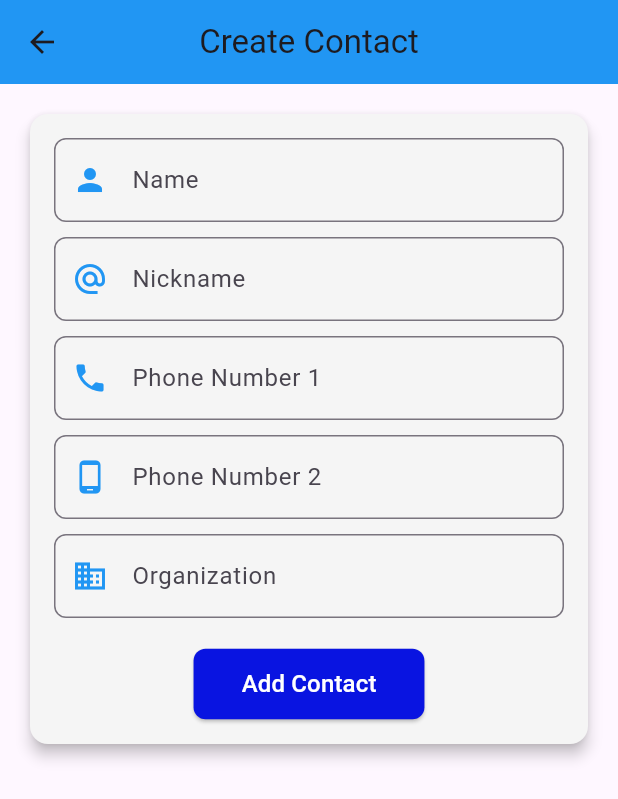
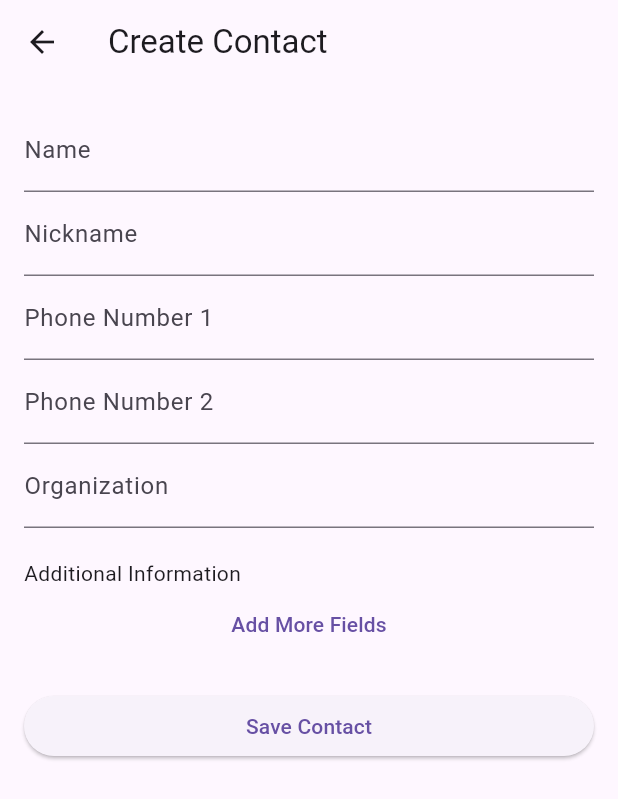
Before and after one commit to amoghprasant/apptodo, a Flutter app: the screen it shows after launch, after a tap on the "add" icon, on a phone screen of 412 x 824 dp. Shown: the top 799 px of the screen. Run offline on Flutter 3.47's test engine with Material 3 defaults, Android fonts, the phone set to English and light mode, and no system bars; our stand-ins replace sqflite; accounts and stored records are empty.

Commit message:
adeed additional info

```diff
--- a/lib/main.dart
+++ b/lib/main.dart
@@ -8,20 +8,40 @@ void main() async {
   WidgetsFlutterBinding.ensureInitialized();
 
   // Open the database
-  final database = await openDatabase(
-    join(await getDatabasesPath(), 'contacts.db'),
-    onCreate: (db, version) {
-      // Create the contacts table
-      return db.execute(
-        'CREATE TABLE contact(id INTEGER PRIMARY KEY, name TEXT, nickname TEXT, phone1 TEXT, phone2 TEXT, organization TEXT)',
-      );
-    },
-    version: 1,
-  );
-
+  final Database database = await initializeDatabase();
   final contactRepository = ContactEntityRepository(database: database);
 
   runApp(MyApp(contactRepository: contactRepository));
+}
+
+// Function to initialize the database
+Future<Database> initializeDatabase() async {
+  String path = join(await getDatabasesPath(), 'your_database_name.db');
+
+  return await openDatabase(
+    path,
+    version: 2, // Increment the version number
+    onCreate: (db, version) {
+      return db.execute(
+        '''
+        CREATE TABLE contact(
+          id INTEGER PRIMARY KEY AUTOINCREMENT,
+          name TEXT,
+          phone1 TEXT,
+          phone2 TEXT,
+          nickname TEXT,
+          organization TEXT,
+          additionalInfo TEXT
+        )
+        ''',
+      );
+    },
+    onUpgrade: (db, oldVersion, newVersion) async {
+      if (oldVersion < 2) {
+        await db.execute('ALTER TABLE contact ADD COLUMN additionalInfo TEXT');
+      }
+    },
+  );
 }
 
 class MyApp extends StatelessWidget {
--- a/lib/model/contacts_model.dart
+++ b/lib/model/contacts_model.dart
@@ -1,14 +1,15 @@
+import 'dart:convert';
+
 import 'package:sqliteproj/database/repository.dart';
 
 class Contact extends BaseEntity {
-  @override
-  int? id; // Make id field available
-
-  String name;
-  String phone1;
-  String phone2;
-  String nickname;
-  String organization;
+  late int? id;
+  final String name;
+  final String phone1;
+  final String phone2;
+  final String nickname;
+  final String organization;
+  Map<String, String> additionalInfo; // Dynamic fields
 
   Contact({
     this.id,
@@ -17,9 +18,23 @@ class Contact extends BaseEntity {
     required this.phone2,
     required this.nickname,
     required this.organization,
-  });
+    Map<String, String>? additionalInfo,
+  }) : additionalInfo = additionalInfo ?? {};
 
-  // Convert a Contact object to a Map for database operations
+  // Create a Contact object from a Map
+  factory Contact.fromMap(Map<String, dynamic> map) {
+    return Contact(
+      id: map['id'],
+      name: map['name'] as String,
+      phone1: map['phone1'] as String,
+      phone2: map['phone2'] as String,
+      nickname: map['nickname'] as String,
+      organization: map['organization'] as String,
+      additionalInfo: _decodeAdditionalInfo(map['additionalInfo']),
+    );
+  }
+
+  // Convert a Contact object to a Map
   Map<String, dynamic> toMap() {
     return {
       'id': id,
@@ -28,18 +43,22 @@ class Contact extends BaseEntity {
       'phone2': phone2,
       'nickname': nickname,
       'organization': organization,
+      'additionalInfo': jsonEncode(additionalInfo),
     };
   }
 
-  // Create a Contact object from a Map
-  factory Contact.fromMap(Map<String, dynamic> map) {
-    return Contact(
-      id: map['id'] as int?,
-      name: map['name'] as String,
-      phone1: map['phone1'] as String,
-      phone2: map['phone2'] as String,
-      nickname: map['nickname'] as String,
-      organization: map['organization'] as String,
-    );
+  // Helper method to decode additionalInfo safely
+  static Map<String, String> _decodeAdditionalInfo(dynamic additionalInfo) {
+    if (additionalInfo is String) {
+      // Decode the JSON string
+      final decodedMap = jsonDecode(additionalInfo) as Map<String, dynamic>;
+      // Convert to Map<String, String>
+      return decodedMap.map((key, value) => MapEntry(key, value.toString()));
+    } else if (additionalInfo is Map<String, dynamic>) {
+      // Convert to Map<String, String>
+      return additionalInfo
+          .map((key, value) => MapEntry(key, value.toString()));
+    }
+    return {}; // Return an empty map if additionalInfo is not a valid type
   }
 }
--- a/lib/screen/contactsHomepage.dart
+++ b/lib/screen/contactsHomepage.dart
@@ -1,5 +1,6 @@
 import 'package:flutter/material.dart';
 import 'package:sqliteproj/model/contacts_model.dart';
+
 import 'package:sqliteproj/screen/contactProfilepage.dart';
 import 'package:sqliteproj/screen/createcontact.dart';
 import 'package:sqliteproj/database/repository.dart';
@@ -172,3 +173,4 @@ class _ContactsHomePageState extends State<ContactsHomePage> {
     );
   }
 }
+//instead of map
--- a/lib/screen/createcontact.dart
+++ b/lib/screen/createcontact.dart
@@ -2,182 +2,130 @@ import 'package:flutter/material.dart';
 import 'package:sqliteproj/model/contacts_model.dart';
 import 'package:sqliteproj/database/repository.dart';
 
-class CreateContactPage extends StatelessWidget {
+class CreateContactPage extends StatefulWidget {
   final ContactEntityRepository contactRepository;
-  final TextEditingController nameController = TextEditingController();
-  final TextEditingController nicknameController = TextEditingController();
-  final TextEditingController phone1Controller = TextEditingController();
-  final TextEditingController phone2Controller = TextEditingController();
-  final TextEditingController organizationController = TextEditingController();
 
   CreateContactPage({required this.contactRepository});
+
+  @override
+  _CreateContactPageState createState() => _CreateContactPageState();
+}
+
+class _CreateContactPageState extends State<CreateContactPage> {
+  final _formKey = GlobalKey<FormState>();
+  TextEditingController _nameController = TextEditingController();
+  TextEditingController _nicknameController = TextEditingController();
+  TextEditingController _phone1Controller = TextEditingController();
+  TextEditingController _phone2Controller = TextEditingController();
+  TextEditingController _organizationController = TextEditingController();
+
+  List<Map<String, TextEditingController>> _additionalFields = [];
+
+  void _addAdditionalField() {
+    setState(() {
+      _additionalFields.add({
+        'key': TextEditingController(),
+        'value': TextEditingController(),
+      });
+    });
+  }
+
+  Future<void> _saveContact() async {
+    if (_formKey.currentState!.validate()) {
+      Map<String, String> additionalInfo = {};
+      for (var field in _additionalFields) {
+        String key = field['key']!.text;
+        String value = field['value']!.text;
+        if (key.isNotEmpty && value.isNotEmpty) {
+          additionalInfo[key] = value;
+        }
+      }
+
+      Contact newContact = Contact(
+        name: _nameController.text,
+        nickname: _nicknameController.text,
+        phone1: _phone1Controller.text,
+        phone2: _phone2Controller.text,
+        organization: _organizationController.text,
+        additionalInfo: additionalInfo,
+      );
+
+      await widget.contactRepository.create(newContact);
+      Navigator.pop(context, newContact.toMap());
+    }
+  }
 
   @override
   Widget build(BuildContext context) {
     return Scaffold(
       appBar: AppBar(
         title: Text('Create Contact'),
-        centerTitle: true,
-        backgroundColor: Colors.blue, // Custom app bar color
       ),
-      body: SingleChildScrollView(
+      body: Padding(
         padding: const EdgeInsets.all(16.0),
-        child: Card(
-          shape: RoundedRectangleBorder(
-            borderRadius: BorderRadius.circular(12.0),
+        child: Form(
+          key: _formKey,
+          child: ListView(
+            children: [
+              TextFormField(
+                controller: _nameController,
+                decoration: InputDecoration(labelText: 'Name'),
+                validator: (value) => value!.isEmpty ? 'Enter name' : null,
               ),
-          color: Colors.grey[100], // Light background color for the card
-          elevation: 4,
-          child: Padding(
-            padding: const EdgeInsets.all(16.0),
-            child: Column(
-              children: [
-                _buildTextField(
-                  controller: nameController,
-                  labelText: 'Name',
-                  icon: Icons.person,
+              TextFormField(
+                controller: _nicknameController,
+                decoration: InputDecoration(labelText: 'Nickname'),
               ),
-                SizedBox(height: 10),
-                _buildTextField(
-                  controller: nicknameController,
-                  labelText: 'Nickname',
-                  icon: Icons.alternate_email,
+              TextFormField(
+                controller: _phone1Controller,
+                decoration: InputDecoration(labelText: 'Phone Number 1'),
+                keyboardType: TextInputType.phone,
+                validator: (value) =>
+                    value!.isEmpty ? 'Enter phone number' : null,
               ),
-                SizedBox(height: 10),
-                _buildTextField(
-                  controller: phone1Controller,
-                  labelText: 'Phone Number 1',
-                  icon: Icons.phone,
+              TextFormField(
+                controller: _phone2Controller,
+                decoration: InputDecoration(labelText: 'Phone Number 2'),
                 keyboardType: TextInputType.phone,
               ),
-                SizedBox(height: 10),
-                _buildTextField(
-                  controller: phone2Controller,
-                  labelText: 'Phone Number 2',
-                  icon: Icons.phone_android,
-                  keyboardType: TextInputType.phone,
+              TextFormField(
+                controller: _organizationController,
+                decoration: InputDecoration(labelText: 'Organization'),
               ),
-                SizedBox(height: 10),
-                _buildTextField(
-                  controller: organizationController,
-                  labelText: 'Organization',
-                  icon: Icons.business,
+              SizedBox(height: 20),
+              Text('Additional Information'),
+              ..._additionalFields.map((field) {
+                return Row(
+                  children: [
+                    Expanded(
+                      child: TextFormField(
+                        controller: field['key'],
+                        decoration: InputDecoration(labelText: 'Field Name'),
+                      ),
+                    ),
+                    SizedBox(width: 10),
+                    Expanded(
+                      child: TextFormField(
+                        controller: field['value'],
+                        decoration: InputDecoration(labelText: 'Field Value'),
+                      ),
+                    ),
+                  ],
+                );
+              }).toList(),
+              TextButton(
+                onPressed: _addAdditionalField,
+                child: Text('Add More Fields'),
               ),
               SizedBox(height: 20),
               ElevatedButton(
-                  style: ElevatedButton.styleFrom(
-                    foregroundColor: Colors.white,
-                    backgroundColor:
-                        const Color.fromARGB(255, 9, 20, 225), // Text color
-                    shape: RoundedRectangleBorder(
-                      borderRadius: BorderRadius.circular(8.0),
-                    ),
-                    padding: const EdgeInsets.symmetric(
-                        horizontal: 32.0, vertical: 12.0),
-                  ),
-                  onPressed: () async {
-                    // Retrieve values from the text controllers
-                    String name = nameController.text.trim();
-                    String nickname = nicknameController.text.trim();
-                    String phone1 = phone1Controller.text.trim();
-                    String phone2 = phone2Controller.text.trim();
-                    String organization = organizationController.text.trim();
-
-                    // Ensure the name is not empty
-                    if (name.isEmpty) {
-                      ScaffoldMessenger.of(context).showSnackBar(
-                        SnackBar(content: Text('Name cannot be empty')),
-                      );
-                      return;
-                    }
-
-                    // Check if phone number already exists
-                    bool isPhone1Exists =
-                        await contactRepository.isPhoneNumberExists(phone1);
-                    bool isPhone2Exists = phone2.isNotEmpty
-                        ? await contactRepository.isPhoneNumberExists(phone2)
-                        : false;
-
-                    if (isPhone1Exists || isPhone2Exists) {
-                      // Show a warning dialog
-                      showDialog(
-                        context: context,
-                        builder: (context) => AlertDialog(
-                          title: Text('Duplicate Phone Number'),
-                          content: Text(
-                              'The phone number is already saved as a contact. Do you want to continue?'),
-                          actions: [
-                            TextButton(
-                              onPressed: () {
-                                Navigator.of(context)
-                                    .pop(); // Dismiss the dialog
-                              },
-                              child: Text('Cancel'),
-                            ),
-                            TextButton(
-                              onPressed: () {
-                                Navigator.of(context)
-                                    .pop(); // Dismiss the dialog
-                                // Proceed to add the contact
-                                _addContact(context, name, nickname, phone1,
-                                    phone2, organization);
-                              },
-                              child: Text('Continue'),
-                            ),
-                          ],
-                        ),
-                      );
-                    } else {
-                      // Add the contact directly if no duplicate found
-                      _addContact(context, name, nickname, phone1, phone2,
-                          organization);
-                    }
-                  },
-                  child: Text(
-                    'Add Contact',
-                    style: TextStyle(fontSize: 16),
-                  ),
+                onPressed: _saveContact,
+                child: Text('Save Contact'),
               ),
             ],
           ),
         ),
       ),
-      ),
     );
   }
-
-  // Helper method to build a styled text field
-  Widget _buildTextField({
-    required TextEditingController controller,
-    required String labelText,
-    required IconData icon,
-    TextInputType keyboardType = TextInputType.text,
-  }) {
-    return TextField(
-      controller: controller,
-      decoration: InputDecoration(
-        labelText: labelText,
-        border: OutlineInputBorder(
-          borderRadius: BorderRadius.circular(8.0),
-        ),
-        focusedBorder: OutlineInputBorder(
-          borderRadius: BorderRadius.circular(8.0),
-          borderSide: BorderSide(color: Colors.blue), // Focused border color
-        ),
-        prefixIcon: Icon(icon, color: Colors.blue),
-      ),
-      keyboardType: keyboardType,
-    );
 }
-
-  void _addContact(BuildContext context, String name, String nickname,
-      String phone1, String phone2, String organization) {
-    Navigator.pop(context, {
-      'name': name,
-      'nickname': nickname.isNotEmpty ? nickname : 'N/A',
-      'phone1': phone1.isNotEmpty ? phone1 : 'N/A',
-      'phone2': phone2.isNotEmpty ? phone2 : 'N/A',
-      'organization': organization.isNotEmpty ? organization : 'N/A',
-    });
-  }
-}
```
Also changed, not shown: lib/database/db_helper.dart (+5 -34 lines), lib/database/repository.dart (+64 -66 lines), lib/screen/contactProfilepage.dart (+21 -41 lines). Lines whose indentation alone changed are shown as unchanged.
